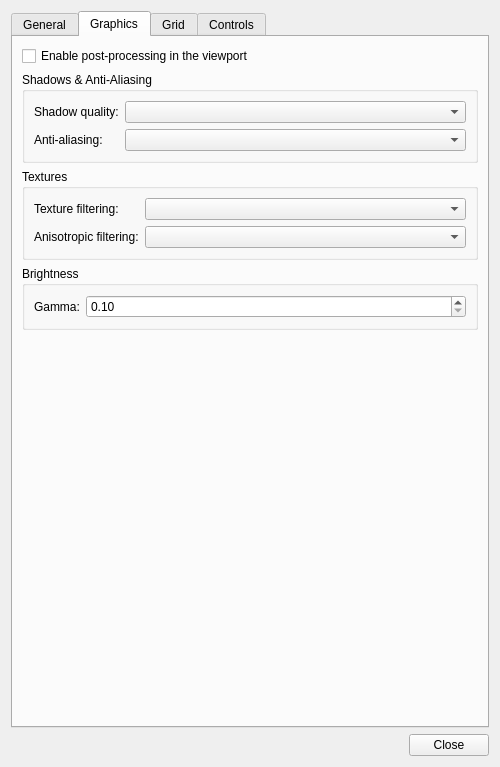
Qt form qtfred/ui/PreferencesDialog.ui (scp-fs2open/fs2open.github.com) before a commit.
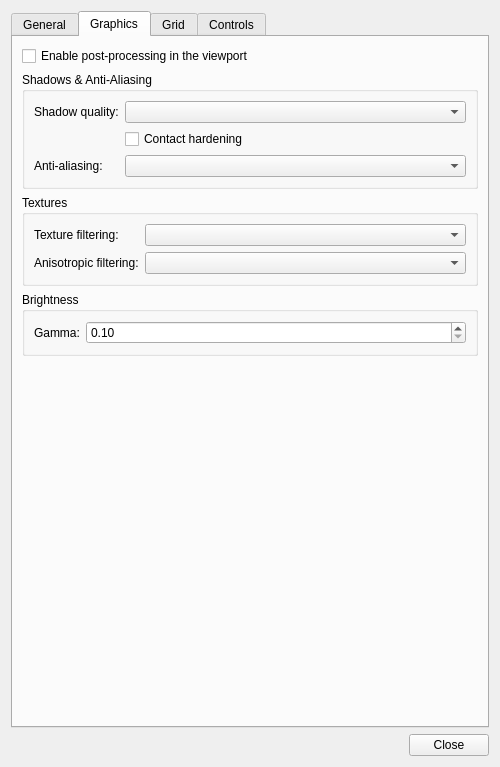
The same form after that commit. The open tabs and pages were chosen to show the change.

Commit message: Add the shadow contact hardening setting to qtFRED

Patch:
```diff
--- a/qtfred/ui/PreferencesDialog.ui
+++ b/qtfred/ui/PreferencesDialog.ui
@@ -434,14 +434,24 @@
             </property>
            </widget>
           </item>
-          <item row="1" column="0">
+          <item row="1" column="1">
+           <widget class="QCheckBox" name="shadowContactHardening">
+            <property name="toolTip">
+             <string>Make each shadow sharp near the object that casts it and softer farther away, instead of using one blur width. Costs a little performance. Requires shadows to be enabled. Greyed out if the GPU does not support it. Applies immediately.</string>
+            </property>
+            <property name="text">
+             <string>Contact hardening</string>
+            </property>
+           </widget>
+          </item>
+          <item row="2" column="0">
            <widget class="QLabel" name="aaModeLabel">
             <property name="text">
              <string>Anti-aliasing:</string>
             </property>
            </widget>
           </item>
-          <item row="1" column="1">
+          <item row="2" column="1">
            <widget class="QComboBox" name="aaModeCombo">
             <property name="toolTip">
              <string>Post-process anti-aliasing mode used in the viewport. Requires post-processing to be enabled.</string>
```
The commit also changes 5 other files.
